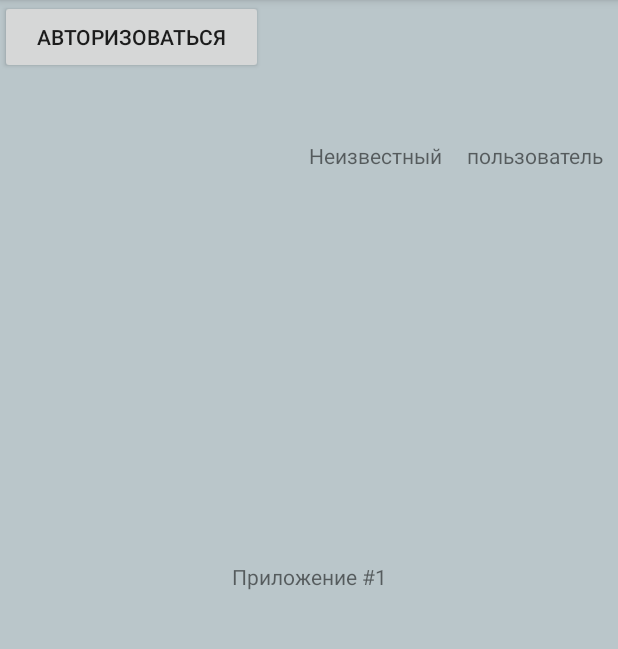
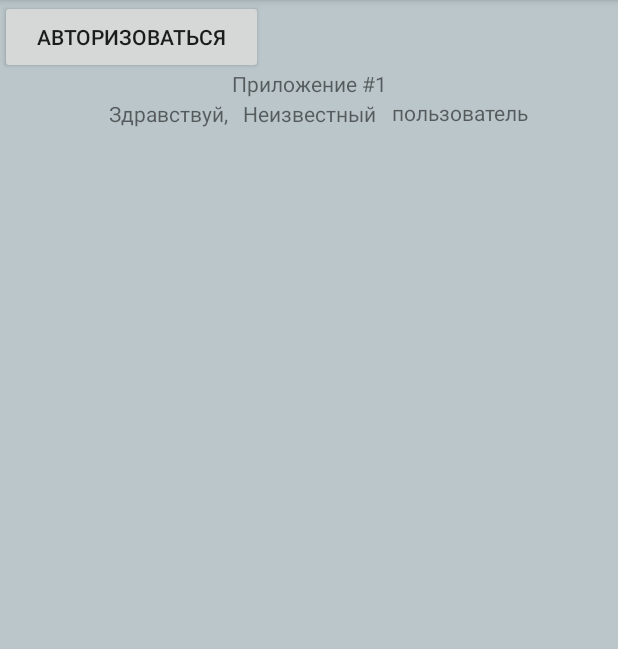
Before and after one commit to sk1ly/KekTestApp, an Android app: the screen it shows after launch (MainActivity), on a phone screen of 412 x 824 dp, the part 84-733 px from its top. Run offline under Robolectric (Android 15) with nearby library versions, the phone set to English and light mode, and no system bars.

Commit message:
Промежуточный коммит

```diff
--- a/app/src/main/res/layout/activity_main.xml
+++ b/app/src/main/res/layout/activity_main.xml
@@ -9,16 +9,27 @@
     tools:context="ru.sk1ly.firstapp.MainActivity">
 
     <TextView
+        android:id="@+id/hello"
+        android:layout_width="wrap_content"
+        android:layout_height="wrap_content"
+        android:text="@string/hello_before_user_name"
+        app:layout_constraintBottom_toBottomOf="parent"
+        app:layout_constraintHorizontal_bias="0.218"
+        app:layout_constraintLeft_toLeftOf="parent"
+        app:layout_constraintRight_toRightOf="parent"
+        app:layout_constraintTop_toTopOf="parent"
+        app:layout_constraintVertical_bias="0.088" />
+
+    <TextView
         android:id="@+id/userFirstName"
         android:layout_width="wrap_content"
         android:layout_height="wrap_content"
         android:text="@string/default_first_user_name"
         app:layout_constraintBottom_toBottomOf="parent"
-        app:layout_constraintHorizontal_bias="0.637"
         app:layout_constraintLeft_toLeftOf="parent"
         app:layout_constraintRight_toRightOf="parent"
         app:layout_constraintTop_toTopOf="parent"
-        app:layout_constraintVertical_bias="0.126" />
+        app:layout_constraintVertical_bias="0.088" />
 
     <TextView
         android:id="@+id/userSecondName"
@@ -26,20 +37,22 @@
         android:layout_height="wrap_content"
         android:text="@string/default_second_user_name"
         app:layout_constraintBottom_toBottomOf="parent"
-        app:layout_constraintHorizontal_bias="0.968"
+        app:layout_constraintHorizontal_bias="0.813"
         app:layout_constraintLeft_toLeftOf="parent"
         app:layout_constraintRight_toRightOf="parent"
         app:layout_constraintTop_toTopOf="parent"
-        app:layout_constraintVertical_bias="0.126" />
+        app:layout_constraintVertical_bias="0.087" />
 
     <TextView
         android:layout_width="wrap_content"
         android:layout_height="wrap_content"
         android:text="@string/app_name_rus"
         app:layout_constraintBottom_toBottomOf="parent"
-        app:layout_constraintLeft_toLeftOf="parent"
-        app:layout_constraintRight_toRightOf="parent"
-        app:layout_constraintTop_toTopOf="parent" />
+        app:layout_constraintEnd_toEndOf="parent"
+        app:layout_constraintHorizontal_bias="0.5"
+        app:layout_constraintStart_toStartOf="parent"
+        app:layout_constraintTop_toTopOf="parent"
+        app:layout_constraintVertical_bias="0.061" />
 
     <Button
         android:id="@+id/authorize_button"
@@ -47,7 +60,7 @@
         android:layout_height="49dp"
         android:onClick="onClickAuthorizeButton"
         android:text="@string/authorize_button_text"
-        tools:layout_editor_absoluteX="220dp"
-        tools:layout_editor_absoluteY="109dp" />
+        tools:layout_editor_absoluteX="118dp"
+        tools:layout_editor_absoluteY="82dp" />
 
 </androidx.constraintlayout.widget.ConstraintLayout>
--- a/app/src/main/res/values/strings.xml
+++ b/app/src/main/res/values/strings.xml
@@ -2,6 +2,7 @@
     <string name="app_name">First App</string>
     <string name="app_name_rus">Приложение #1</string>
     <string name="authorize_button_text">Авторизоваться</string>
+    <string name="hello_before_user_name">Здравствуй,</string>
     <string name="default_first_user_name">Неизвестный</string>
     <string name="default_second_user_name">пользователь</string>
     <string name="inputFirstUserName">Имя</string>
```
